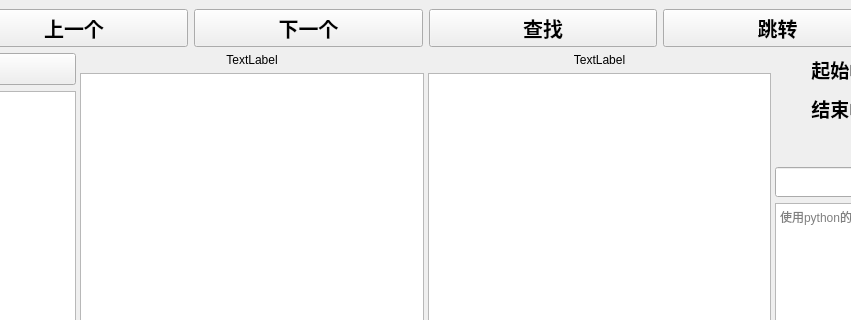
The window that ui/mainwidget.ui (lamborghini1993/FileCompare) describes before a commit, drawn with Qt 5; both pictures show x 278 to 1129 and y 0 to 320 of the 1407 by 826 pixel window.
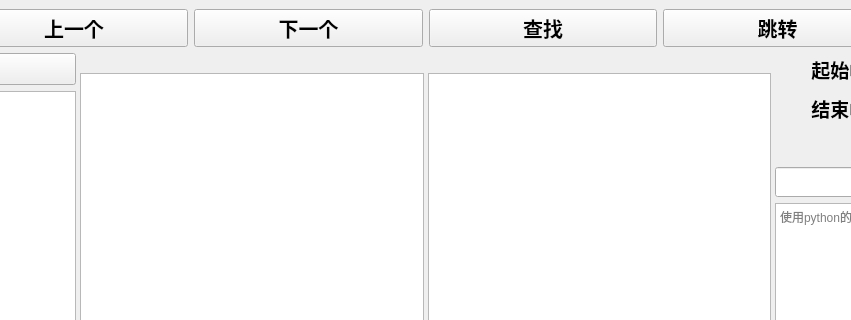
The same window after the commit. Icons and pictures are not drawn. Custom widgets are drawn as their Qt base class.

```diff
--- a/ui/mainwidget.ui
+++ b/ui/mainwidget.ui
@@ -212,7 +212,7 @@
             <item>
              <widget class="QLabel" name="label_left">
               <property name="text">
-               <string>TextLabel</string>
+               <string/>
               </property>
               <property name="alignment">
                <set>Qt::AlignCenter</set>
@@ -233,7 +233,7 @@
             <item>
              <widget class="QLabel" name="label_right">
               <property name="text">
-               <string>TextLabel</string>
+               <string/>
               </property>
               <property name="alignment">
                <set>Qt::AlignCenter</set>
```
